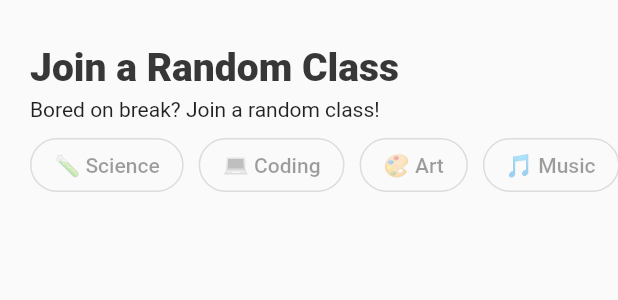
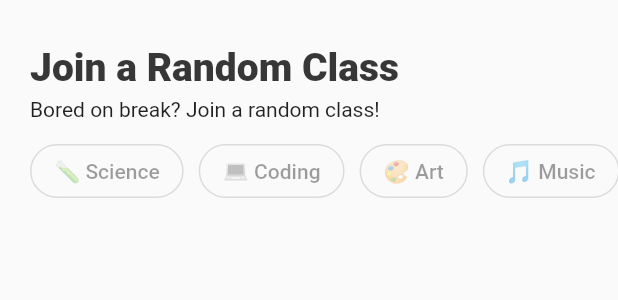
Before and after one commit to usamasaleem1/xConcordia, a Flutter app: what categoryPicker() shows on an empty page, opened directly, on a phone screen of 412 x 824 dp. Shown: the top 300 px of the screen. Run offline on Flutter 3.47's test engine with Material 2 defaults, Android fonts, the phone set to English and light mode, and no system bars; network calls fail.

Commit message:
Update categoryPicker.dart

```diff
--- a/lib/widgets/categoryPicker.dart
+++ b/lib/widgets/categoryPicker.dart
@@ -35,7 +35,7 @@ class categoryPicker extends StatelessWidget {
           children: [
             Container(
               alignment: Alignment.centerLeft,
-              padding: const EdgeInsets.only(left: 20, top: 5),
+              padding: const EdgeInsets.only(left: 20, top: 5, bottom: 4),
               child: const Text(
                 'Bored on break? Join a random class!',
                 style: TextStyle(
```
